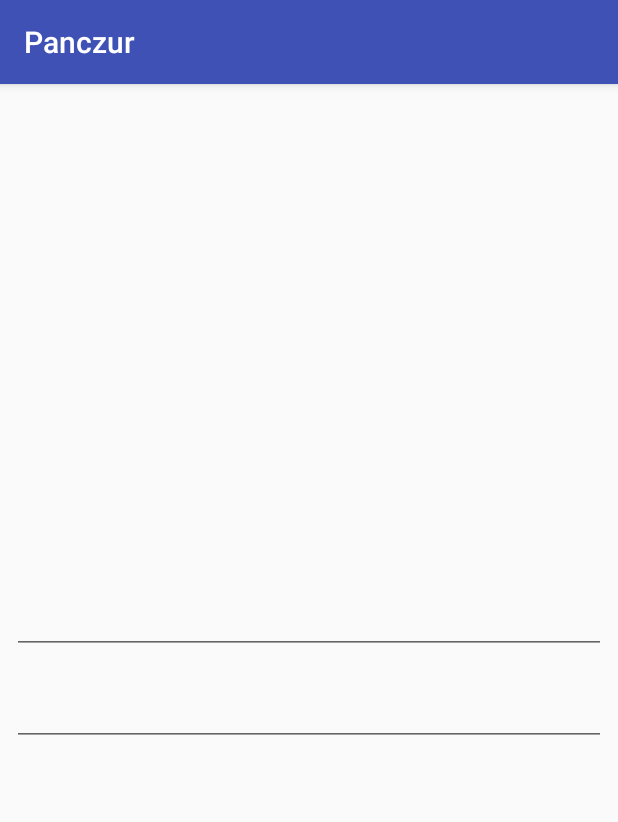
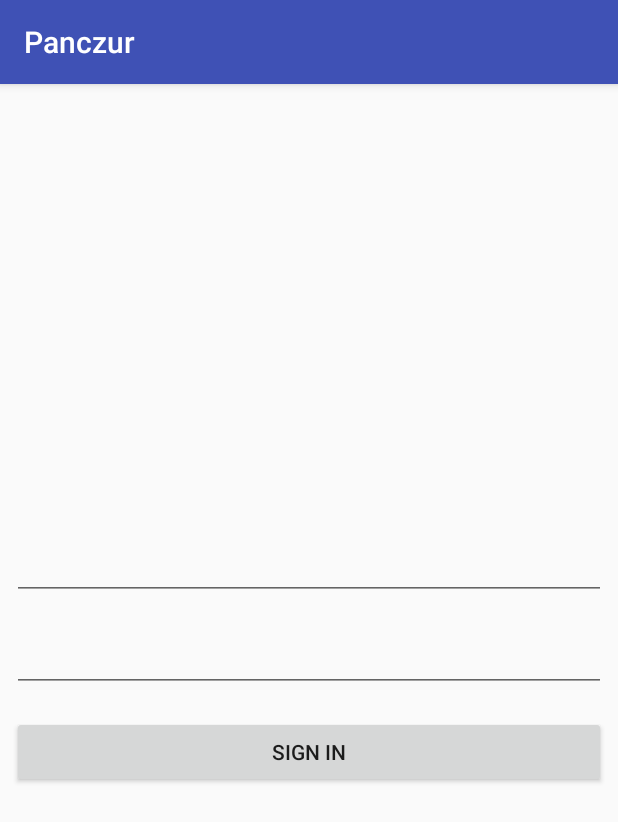
Before and after one commit to Pancor/Panczur, an Android app: the fragment SignInFragment placed in its activity, on a phone screen of 412 x 824 dp. Shown: the top 822 px of the screen. Run offline under Robolectric (Android 15) with nearby library versions, the phone set to English and light mode, and no system bars; our stand-ins replace Dagger/Hilt's generated code.

Commit message:
Added sign in button

```diff
--- a/app/src/main/res/layout/fr_sign_in.xml
+++ b/app/src/main/res/layout/fr_sign_in.xml
@@ -1,6 +1,5 @@
 <?xml version="1.0" encoding="utf-8"?>
-<android.support.constraint.ConstraintLayout
-    xmlns:android="http://schemas.android.com/apk/res/android"
+<android.support.constraint.ConstraintLayout xmlns:android="http://schemas.android.com/apk/res/android"
     xmlns:app="http://schemas.android.com/apk/res-auto"
     android:layout_width="match_parent"
     android:layout_height="match_parent">
@@ -9,12 +8,12 @@
         android:id="@+id/emailInputView"
         android:layout_width="match_parent"
         android:layout_height="wrap_content"
+        android:layout_marginBottom="8dp"
         android:layout_marginEnd="8dp"
         android:layout_marginStart="8dp"
         android:layout_marginTop="8dp"
-        app:layout_constraintBottom_toBottomOf="parent"
+        app:layout_constraintBottom_toTopOf="@+id/signInBtn"
         app:layout_constraintEnd_toEndOf="parent"
-        app:layout_constraintHorizontal_bias="0.5"
         app:layout_constraintStart_toStartOf="parent"
         app:layout_constraintTop_toBottomOf="@+id/passwordInputView" />
 
@@ -28,10 +27,22 @@
         android:layout_marginTop="8dp"
         app:layout_constraintBottom_toTopOf="@+id/emailInputView"
         app:layout_constraintEnd_toEndOf="parent"
-        app:layout_constraintHorizontal_bias="0.5"
         app:layout_constraintStart_toStartOf="parent"
         app:layout_constraintTop_toTopOf="parent"
         app:layout_constraintVertical_chainStyle="packed" />
 
+    <android.support.v7.widget.AppCompatButton
+        android:id="@+id/signInBtn"
+        android:layout_width="match_parent"
+        android:layout_height="wrap_content"
+        android:layout_marginBottom="8dp"
+        android:layout_marginEnd="8dp"
+        android:layout_marginStart="8dp"
+        android:layout_marginTop="8dp"
+        android:text="Sign in"
+        app:layout_constraintBottom_toBottomOf="parent"
+        app:layout_constraintEnd_toEndOf="parent"
+        app:layout_constraintStart_toStartOf="parent"
+        app:layout_constraintTop_toBottomOf="@+id/emailInputView" />
 
 </android.support.constraint.ConstraintLayout>
```
